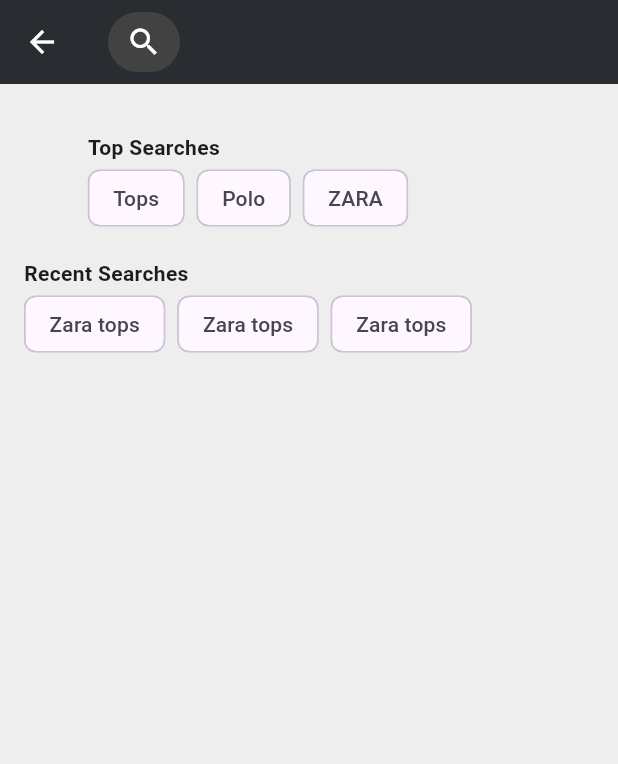
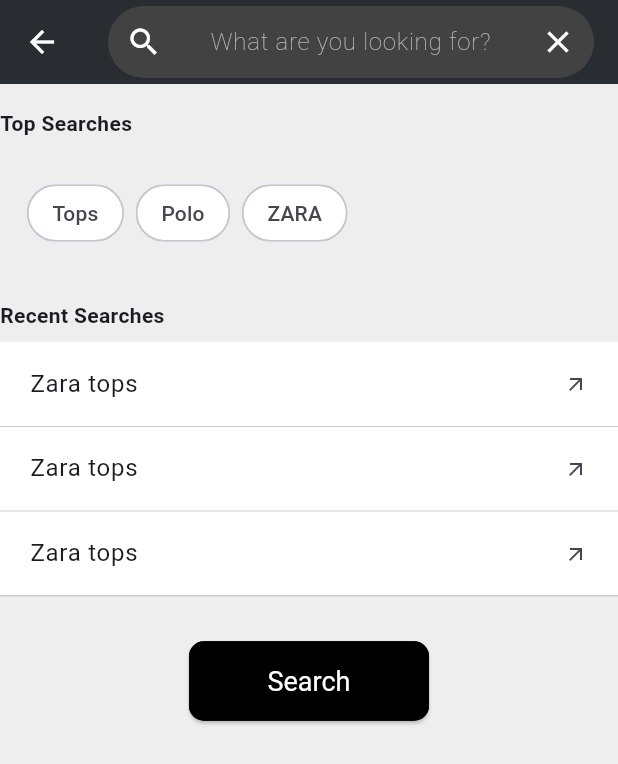
Before and after one commit to AbdullatifHabiba/Mool, a Flutter app: the SearchScreen screen opened directly, on a phone screen of 412 x 824 dp. Shown: the top 764 px of the screen. Run offline on Flutter 3.47's test engine with Material 3 defaults, Android fonts, the phone set to English and light mode, and no system bars; our stand-ins replace carousel_slider, flutter_riverpod, flutter_svg, video_player.

Commit message:
Refactor Search logic in ListItemsScreen and home screen 🔎

```diff
--- a/lib/data/items.dart
+++ b/lib/data/items.dart
@@ -20,7 +20,7 @@ class DummyData {
         size: 'M',
         color: 'Red'),
     Product(
-        title: 'Casual Shirt',
+        title: 'Polo',
         imagePath: Images.accessories,
         price: 2560,
         isBest: true,
--- a/lib/screens/home/search_screen.dart
+++ b/lib/screens/home/search_screen.dart
@@ -1,26 +1,53 @@
 import 'package:flutter/material.dart';
-import 'package:mool/widgets/home_widgets/search_cutom_input.dart';
+import 'package:flutter_riverpod/flutter_riverpod.dart';
+import 'package:mool/states/items_list.dart';
+import 'package:mool/widgets/Custom_elevated_button.dart';
+import 'package:mool/widgets/home_widgets/search_custom_input.dart';
 
-class SearchScreen extends StatelessWidget {
+class SearchScreen extends ConsumerStatefulWidget {
   const SearchScreen({super.key});
+
+  @override
+  ConsumerState<SearchScreen> createState() => _SearchScreenState();
+}
+
+class _SearchScreenState extends ConsumerState<SearchScreen> {
+  late TextEditingController _searchController;
+
+  @override
+  void initState() {
+    super.initState();
+    final searchQuery = ref.read(searchQueryProvider);
+    _searchController = TextEditingController(text: searchQuery);
+  }
 
   @override
   Widget build(BuildContext context) {
     return Scaffold(
       appBar: AppBar(
-        title: const ExpandableSearchBar(),
-
+        title: ExpandableSearchBar(
+          isOpened: true,
+          controller: _searchController,
+          onChanged: (query) {
+            ref.read(searchQueryProvider.notifier).state = query;
+          },
+          onClear: () {
+            ref.read(searchQueryProvider.notifier).state = '';
+          },
         ),
-      body: Padding(
-        padding: const EdgeInsets.all(16.0),
-        child: Column(
+      ),
+      body: Column(
+        crossAxisAlignment: CrossAxisAlignment.start,
         children: [
           const SizedBox(height: 16),
           buildSearchSection('Top Searches', ['Tops', 'Polo', 'ZARA']),
           const SizedBox(height: 16),
-            buildSearchSection('Recent Searches', ['Zara tops', 'Zara tops', 'Zara tops']),
+          buildRecentSearches(),
+          const SizedBox(height: 30),
+          Center(
+              child:
+                  buildSearchButton()), // Add the search button at the bottom
         ],
-        ),
       ),
     );
   }
@@ -32,14 +59,83 @@ class SearchScreen extends StatelessWidget {
         Text(
           title,
           style: const TextStyle(fontWeight: FontWeight.bold),
+          textAlign: TextAlign.justify,
         ),
-        Wrap(
+        const SizedBox(height: 8),
+        Padding(
+          padding: const EdgeInsets.all(18.0),
+          child: Wrap(
             spacing: 8,
             children: searches.map((search) {
-            return Chip(label: Text(search));
+              return GestureDetector(
+                onTap: () {
+                  ref.read(searchQueryProvider.notifier).state = search;
+                  Navigator.of(context).pop();
+                },
+                child: Chip(
+                  label: Text(search),
+                  backgroundColor: Colors.white,
+                  shape: RoundedRectangleBorder(
+                    borderRadius: BorderRadius.circular(20),
+                  ),
+                ),
+              );
             }).toList(),
+          ),
         ),
       ],
     );
   }
+
+  Widget buildRecentSearches() {
+    return Column(
+      crossAxisAlignment: CrossAxisAlignment.start,
+      children: [
+        const Text(
+          'Recent Searches',
+          style: TextStyle(fontWeight: FontWeight.bold),
+        ),
+        const SizedBox(height: 8),
+        ListView(
+          shrinkWrap: true,
+          children: [
+            buildRecentSearchItem('Zara tops'),
+            buildRecentSearchItem('Zara tops'),
+            buildRecentSearchItem('Zara tops'),
+          ],
+        ),
+      ],
+    );
   }
+
+  Widget buildRecentSearchItem(String text) {
+    return ListTile(
+      title: Text(text),
+      trailing: const Icon(Icons.arrow_outward, size: 16),
+      contentPadding: const EdgeInsets.symmetric(horizontal: 20),
+      tileColor: Colors.white,
+      onTap: () {
+        ref.read(searchQueryProvider.notifier).state = text;
+        Navigator.of(context).pop();
+      },
+      shape: const Border(
+        bottom: BorderSide(
+          color: Colors.grey,
+          width: 0.5,
+        ),
+      ),
+    );
+  }
+
+  Widget buildSearchButton() {
+    return CustomElevatedButton(
+      text: 'Search',
+      backgroundColor: Colors.black,
+      textColor: Colors.white,
+      onPressed: () {
+        ref.read(searchQueryProvider.notifier).state = _searchController.text;
+        Navigator.of(context).pop();
+      },
+    );
+  }
+}
--- a/lib/states/items_list.dart
+++ b/lib/states/items_list.dart
@@ -154,3 +154,5 @@ class FavoriteProductsNotifier extends StateNotifier<List<Product>> {
 final favoriteProductsProvider =
     StateNotifierProvider<FavoriteProductsNotifier, List<Product>>(
         (ref) => FavoriteProductsNotifier());
+
+final searchQueryProvider = StateProvider<String>((ref) => '');
--- /dev/null
+++ b/lib/widgets/home_widgets/search_custom_input.dart
@@ -0,0 +1,108 @@
+import 'package:flutter/material.dart';
+import 'package:mool/screens/home/search_screen.dart';
+
+class ExpandableSearchBar extends StatefulWidget {
+  final TextEditingController controller;
+  final ValueChanged<String> onChanged;
+  final VoidCallback onClear;
+  final bool isOpened;
+
+  const ExpandableSearchBar({
+    super.key,
+    required this.controller,
+    required this.onChanged,
+    required this.onClear,
+    this.isOpened = false,
+  });
+
+  @override
+  // ignore: library_private_types_in_public_api
+  _ExpandableSearchBarState createState() => _ExpandableSearchBarState();
+}
+
+class _ExpandableSearchBarState extends State<ExpandableSearchBar> {
+  bool _isExpanded = false;
+
+  @override
+  void initState() {
+    super.initState();
+    _isExpanded = widget.isOpened;
+  }
+
+  @override
+  Widget build(BuildContext context) {
+    return AnimatedContainer(
+      alignment: Alignment.center,
+      duration: const Duration(milliseconds: 300),
+      width: _isExpanded ? MediaQuery.of(context).size.width * 0.8 : 48,
+      height: 48,
+      child: Row(
+        crossAxisAlignment: CrossAxisAlignment.center,
+        children: [
+          if (!_isExpanded) iconButton(),
+          if (_isExpanded)
+            Expanded(
+              child: TextField(
+                controller: widget.controller,
+                onChanged: widget.onChanged,
+                textAlign: TextAlign.center,
+                decoration: InputDecoration(
+                  hintText: 'What are you looking for?',
+                  prefixIcon: IconButton(
+                    icon: const Icon(Icons.search),
+                    color: Colors.white,
+                    onPressed: () {
+                      Navigator.push(
+                        context,
+                        MaterialPageRoute(
+                          builder: (context) => const SearchScreen(),
+                        ),
+                      );
+                    },
+
+                  ),
+                  suffixIcon: IconButton(
+                    color: Colors.white,
+                    icon: const Icon(Icons.clear),
+                    onPressed: () {
+                      widget.controller.clear();
+                      widget.onClear();
+                      setState(() {
+                        _isExpanded = false;
+                      });
+                    },
+                  ),
+                  hintStyle: TextStyle(
+                      color: Colors.grey[400], fontWeight: FontWeight.w100),
+                  fillColor: Colors.grey[800],
+                  enabledBorder: OutlineInputBorder(
+                    borderRadius: BorderRadius.circular(24),
+                    borderSide: BorderSide.none,
+                  ),
+                  focusedBorder: OutlineInputBorder(
+                    borderRadius: BorderRadius.circular(24),
+                    borderSide: BorderSide.none,
+                  ),
+                  contentPadding: const EdgeInsets.symmetric(horizontal: 16),
+                ),
+                style: const TextStyle(color: Colors.white),
+              ),
+            ),
+        ],
+      ),
+    );
+  }
+
+  Widget iconButton() {
+    return IconButton(
+      icon: const Icon(Icons.search, color: Colors.white),
+      onPressed: () {
+        setState(() {
+          _isExpanded = !_isExpanded;
+        });
+      },
+      padding: EdgeInsets.zero,
+      constraints: const BoxConstraints(), // Removes default padding
+    );
+  }
+}
--- a/lib/widgets/home_widgets/search_cutom_input.dart
+++ /dev/null
@@ -1,61 +0,0 @@
-import 'package:flutter/material.dart';
-
-class ExpandableSearchBar extends StatefulWidget {
-  const ExpandableSearchBar({super.key});
-
-  @override
-  // ignore: library_private_types_in_public_api
-  _ExpandableSearchBarState createState() => _ExpandableSearchBarState();
-}
-
-class _ExpandableSearchBarState extends State<ExpandableSearchBar> {
-  bool _isExpanded = false;
-
-  @override
-  Widget build(BuildContext context) {
-    return AnimatedContainer(
-      duration: const Duration(milliseconds: 300),
-      width: _isExpanded ? MediaQuery.of(context).size.width * 0.7 : 48, // Reduced from 65 to 48
-      height: 40,
-      decoration: BoxDecoration(
-        color: Colors.grey[800],
-        borderRadius: BorderRadius.circular(20),
-      ),
-      child: Row(
-        children: [
-          iconButton(),
-          if (_isExpanded)
-            Expanded(
-              child: TextField(
-                decoration: InputDecoration(
-                  hintText: 'What are you looking for?',
-                  hintStyle: TextStyle(color: Colors.grey[400]),
-                  fillColor: Colors.grey[800],
-                  enabledBorder: InputBorder.none,
-                  focusedBorder: InputBorder.none,
-                   border: OutlineInputBorder(
-                  borderRadius: BorderRadius.circular(20),
-                ),
-                  contentPadding: const EdgeInsets.symmetric(horizontal: 8),
-                ),
-                style: const TextStyle(color: Colors.white),
-              ),
-            ),
-        ],
-      ),
-    );
-  }
-
-  Widget iconButton() {
-    return IconButton(
-      icon: const Icon(Icons.search, color: Colors.white),
-      onPressed: () {
-        setState(() {
-          _isExpanded = !_isExpanded;
-        });
-      },
-      padding: EdgeInsets.zero,
-      constraints: const BoxConstraints(), // Removes default padding
-    );
-  }
-}
```
Also changed, not shown: lib/screens/home/home_screen.dart (+32 -8 lines), lib/screens/home/list_items_screen.dart (+34 -13 lines), lib/screens/home/main_home_screen.dart (+9 -10 lines). Lines whose indentation alone changed are shown as unchanged.
